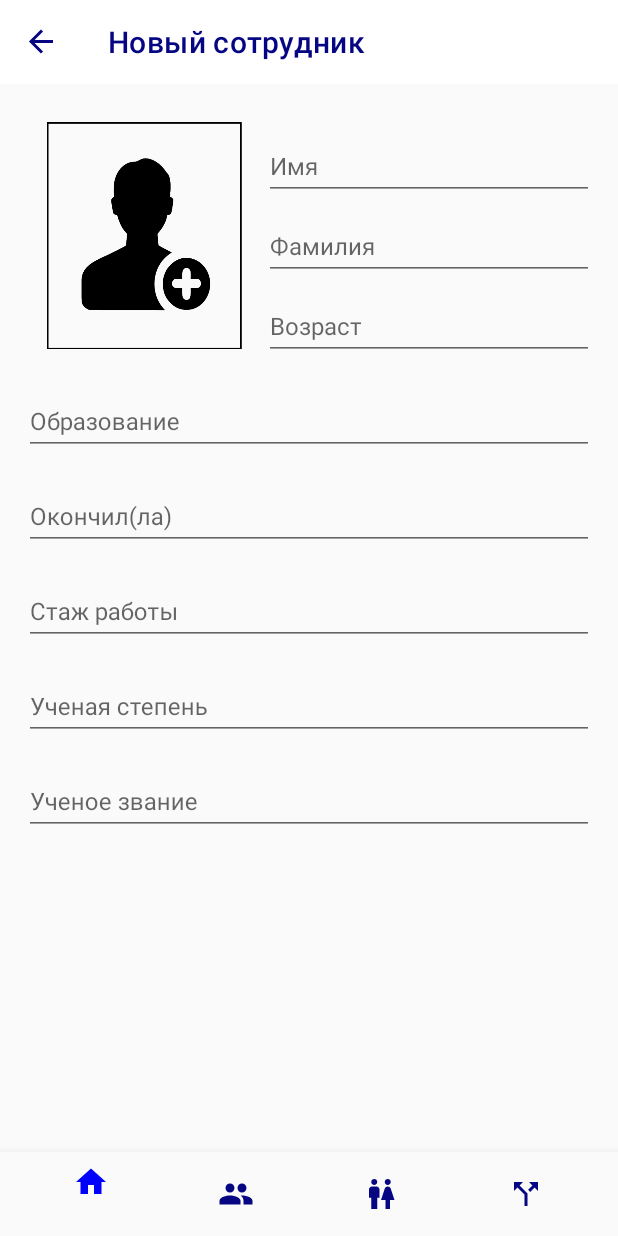
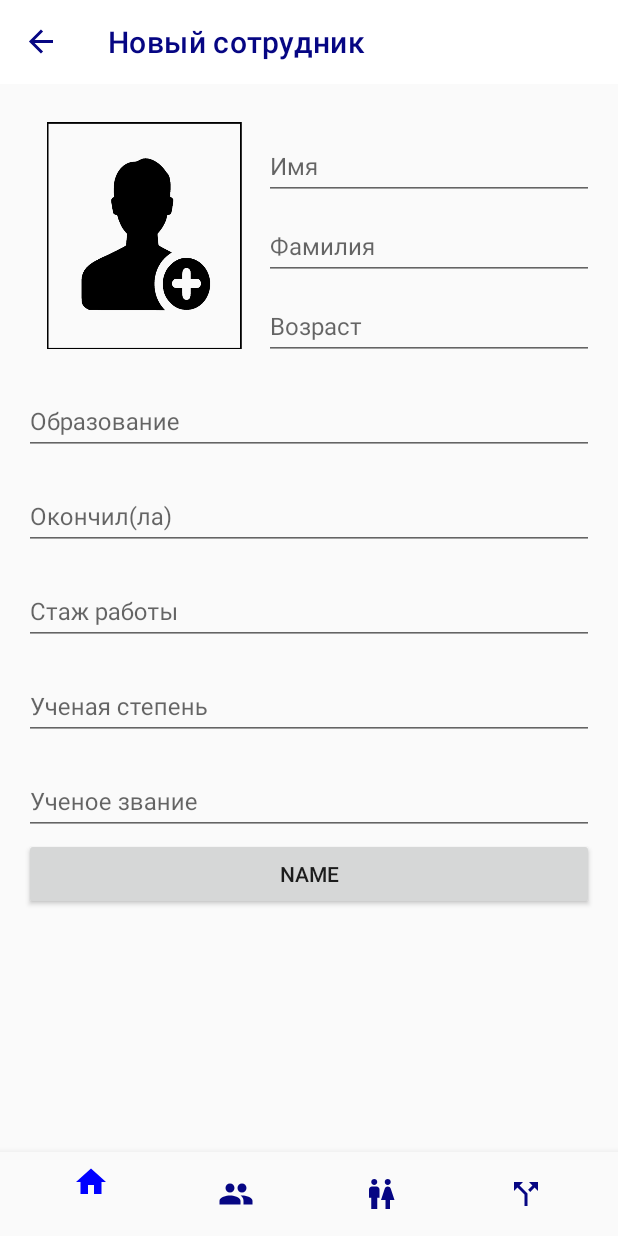
Before and after one commit to Maksim002/InstituteOfMiningp-oreng, an Android app: the NewEmployeeFragment screen opened through its navigation route, on a phone screen of 412 x 824 dp. Run offline under Robolectric (Android 15) with nearby library versions, the phone set to English and light mode, and no system bars; our stand-ins replace Firebase (no records; nobody signed in at launch, a user with empty details on screens opened directly), navigation-ui; libraries missing offline, so code that uses them is left out: at.blogc.android, com.pierfrancescosoffritti.androidyoutubeplayer; pictures from the network do not load; 9 statements that could not run were skipped.

Commit message:
Initial commit

```diff
--- a/app/build.gradle
+++ b/app/build.gradle
@@ -1,6 +1,7 @@
 apply plugin: 'com.android.application'
 apply plugin: 'kotlin-android'
 apply plugin: 'kotlin-android-extensions'
+apply plugin: 'com.google.gms.google-services'
 
 android {
     compileSdkVersion 29
@@ -55,6 +56,7 @@ dependencies {
 
     //glide
     implementation 'com.github.bumptech.glide:glide:4.11.0'
+    implementation 'com.google.firebase:firebase-database:16.0.4'
     annotationProcessor 'com.github.bumptech.glide:compiler:4.11.0'
 
     //Player
--- a/app/src/main/java/com/example/instituteofmining/staff/NewEmployeeFragment.kt
+++ b/app/src/main/java/com/example/instituteofmining/staff/NewEmployeeFragment.kt
@@ -6,14 +6,38 @@ import android.view.LayoutInflater
 import android.view.View
 import android.view.ViewGroup
 import com.example.instituteofmining.R
+import com.example.instituteofmining.servise.NewEmployeeModel
+import com.google.firebase.database.DatabaseReference
+import com.google.firebase.database.FirebaseDatabase
+import kotlinx.android.synthetic.main.fragment_new_employee.*
 
 class NewEmployeeFragment : Fragment() {
+    private lateinit var myDatabase: DatabaseReference
+    private val employee = "employee"
 
     override fun onCreateView(
         inflater: LayoutInflater, container: ViewGroup?,
         savedInstanceState: Bundle?
     ): View? {
-        // Inflate the layout for this fragment
         return inflater.inflate(R.layout.fragment_new_employee, container, false)
     }
+
+    override fun onViewCreated(view: View, savedInstanceState: Bundle?) {
+        super.onViewCreated(view, savedInstanceState)
+        init()
+
+    }
+
+    fun init(){
+        myDatabase = FirebaseDatabase.getInstance().getReference(employee)
+
+        button_add.setOnClickListener {
+            val id = myDatabase.key.toString()
+            val name = new_employee_name.text.toString()
+            val surname = new_employee_surname.text.toString()
+            val age = new_employee_age.text.toString()
+            val myEmployee = NewEmployeeModel(id, name, surname, age)
+            myDatabase.push().setValue(myEmployee)
+        }
+    }
 }
--- a/app/src/main/res/layout/fragment_home.xml
+++ b/app/src/main/res/layout/fragment_home.xml
@@ -4,6 +4,7 @@
     xmlns:tools="http://schemas.android.com/tools"
     android:layout_width="match_parent"
     android:layout_height="match_parent"
+    android:layout_margin="16dp"
     android:padding="16dp"
     android:background="#EFEBEB"
     tools:context=".home.HomeFragment">
--- a/app/src/main/res/layout/fragment_new_employee.xml
+++ b/app/src/main/res/layout/fragment_new_employee.xml
@@ -169,5 +169,10 @@
                 android:textSize="16dp" />
         </com.google.android.material.textfield.TextInputLayout>
 
+        <Button
+            android:id="@+id/button_add"
+            android:layout_width="match_parent"
+            android:layout_height="wrap_content"
+            android:text="name"/>
     </LinearLayout>
 </androidx.core.widget.NestedScrollView>
--- a/build.gradle
+++ b/build.gradle
@@ -10,6 +10,7 @@ buildscript {
     dependencies {
         classpath 'com.android.tools.build:gradle:4.0.0'
         classpath "org.jetbrains.kotlin:kotlin-gradle-plugin:$kotlin_version"
+        classpath 'com.google.gms:google-services:4.2.0'
 
         // NOTE: Do not place your application dependencies here; they belong
         // in the individual module build.gradle files
```
